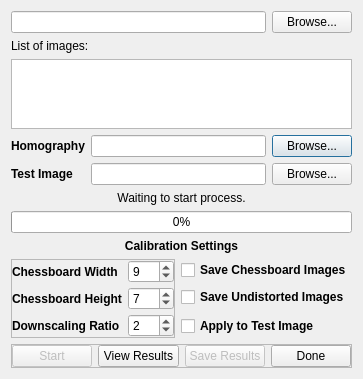
Old version of the form gui/dialogCameraCalibration.ui in the repository Spinarakk/defectmonitor.
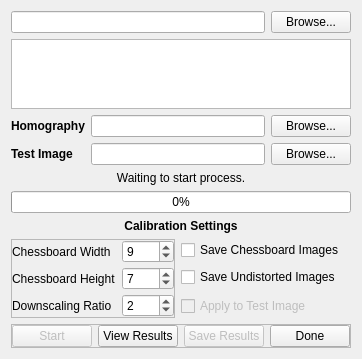
New version of the form. Icons and pictures are not drawn.

```diff
--- a/gui/dialogCameraCalibration.ui
+++ b/gui/dialogCameraCalibration.ui
@@ -6,8 +6,8 @@
    <rect>
     <x>0</x>
     <y>0</y>
-    <width>347</width>
-    <height>369</height>
+    <width>338</width>
+    <height>350</height>
    </rect>
   </property>
   <property name="windowTitle">
@@ -18,115 +18,7 @@
     <normaloff>:/resources/logo.ico</normaloff>:/resources/logo.ico</iconset>
   </property>
   <layout class="QGridLayout" name="gridLayout">
-   <item row="3" column="3">
-    <widget class="QPushButton" name="pushBrowseHI">
-     <property name="sizePolicy">
-      <sizepolicy hsizetype="Fixed" vsizetype="Fixed">
-       <horstretch>0</horstretch>
-       <verstretch>0</verstretch>
-      </sizepolicy>
-     </property>
-     <property name="text">
-      <string>Browse...</string>
-     </property>
-    </widget>
-   </item>
-   <item row="4" column="0">
-    <widget class="QLabel" name="labelTestImage">
-     <property name="font">
-      <font>
-       <weight>75</weight>
-       <bold>true</bold>
-      </font>
-     </property>
-     <property name="toolTip">
-      <string>Select the image to be used to test the calculated calibration results.</string>
-     </property>
-     <property name="text">
-      <string>Test Image</string>
-     </property>
-    </widget>
-   </item>
-   <item row="4" column="3">
-    <widget class="QPushButton" name="pushBrowseTI">
-     <property name="text">
-      <string>Browse...</string>
-     </property>
-    </widget>
-   </item>
-   <item row="5" column="0" colspan="4">
-    <widget class="QLabel" name="labelStatus">
-     <property name="text">
-      <string>Waiting to start process.</string>
-     </property>
-     <property name="alignment">
-      <set>Qt::AlignCenter</set>
-     </property>
-    </widget>
-   </item>
-   <item row="3" column="1" colspan="2">
-    <widget class="QLineEdit" name="lineHomographyImage">
-     <property name="focusPolicy">
-      <enum>Qt::ClickFocus</enum>
-     </property>
-     <property name="readOnly">
-      <bool>true</bool>
-     </property>
-    </widget>
-   </item>
-   <item row="4" column="1" colspan="2">
-    <widget class="QLineEdit" name="lineTestImage">
-     <property name="focusPolicy">
-      <enum>Qt::ClickFocus</enum>
-     </property>
-     <property name="readOnly">
-      <bool>true</bool>
-     </property>
-    </widget>
-   </item>
-   <item row="2" column="0" colspan="4">
-    <widget class="QListWidget" name="listImages"/>
-   </item>
-   <item row="0" column="0" colspan="3">
-    <widget class="QLineEdit" name="lineCalibrationFolder">
-     <property name="focusPolicy">
-      <enum>Qt::ClickFocus</enum>
-     </property>
-     <property name="readOnly">
-      <bool>true</bool>
-     </property>
-    </widget>
-   </item>
-   <item row="0" column="3">
-    <widget class="QPushButton" name="pushBrowseF">
-     <property name="text">
-      <string>Browse...</string>
-     </property>
-    </widget>
-   </item>
-   <item row="3" column="0">
-    <widget class="QLabel" name="labelHomographyImage">
-     <property name="sizePolicy">
-      <sizepolicy hsizetype="Fixed" vsizetype="Preferred">
-       <horstretch>0</horstretch>
-       <verstretch>0</verstretch>
-      </sizepolicy>
-     </property>
-     <property name="font">
-      <font>
-       <weight>75</weight>
-       <bold>true</bold>
-      </font>
-     </property>
-     <property name="toolTip">
-      <string>Select the image to be used to calculate the homography image.</string>
-     </property>
-     <property name="text">
-      <string>Homography</string>
-     </property>
-    </widget>
-   </item>
-   <item row="12" column="0" colspan="4">
+   <item row="11" column="0" colspan="4">
     <widget class="QFrame" name="frameButtons">
      <property name="sizePolicy">
       <sizepolicy hsizetype="Preferred" vsizetype="Fixed">
@@ -190,94 +82,7 @@
      </layout>
     </widget>
    </item>
-   <item row="1" column="0" colspan="4">
-    <widget class="QLabel" name="labelImages">
-     <property name="text">
-      <string>List of images:</string>
-     </property>
-    </widget>
-   </item>
-   <item row="11" column="2" colspan="2">
-    <widget class="QCheckBox" name="checkApply">
-     <property name="font">
-      <font>
-       <weight>75</weight>
-       <bold>true</bold>
-      </font>
-     </property>
-     <property name="toolTip">
-      <string>Check to apply found camera matrix, distortion coefficient and homography matrix processing to the sample image.</string>
-     </property>
-     <property name="text">
-      <string>Apply to Test Image</string>
-     </property>
-    </widget>
-   </item>
-   <item row="10" column="2" colspan="2">
-    <widget class="QCheckBox" name="checkSaveU">
-     <property name="font">
-      <font>
-       <weight>75</weight>
-       <bold>true</bold>
-      </font>
-     </property>
-     <property name="toolTip">
-      <string>Check to save undistorted calibration images to the undistorted folder.</string>
-     </property>
-     <property name="text">
-      <string>Save Undistorted Images</string>
-     </property>
-    </widget>
-   </item>
-   <item row="9" column="2" colspan="2">
-    <widget class="QCheckBox" name="checkSaveC">
-     <property name="font">
-      <font>
-       <weight>75</weight>
-       <bold>true</bold>
-      </font>
-     </property>
-     <property name="toolTip">
-      <string>Check to save drawn chessboard corner calibration images to the corners folder.</string>
-     </property>
-     <property name="text">
-      <string>Save Chessboard Images</string>
-     </property>
-    </widget>
-   </item>
-   <item row="6" column="0" colspan="4">
-    <widget class="QProgressBar" name="progressBar">
-     <property name="value">
-      <number>0</number>
-     </property>
-     <property name="alignment">
-      <set>Qt::AlignCenter</set>
-     </property>
-     <property name="textVisible">
-      <bool>true</bool>
-     </property>
-     <property name="invertedAppearance">
-      <bool>false</bool>
-     </property>
-    </widget>
-   </item>
-   <item row="7" column="0" colspan="4">
-    <widget class="QLabel" name="labelCalibrationSettings">
-     <property name="font">
-      <font>
-       <weight>75</weight>
-       <bold>true</bold>
-      </font>
-     </property>
-     <property name="text">
-      <string>Calibration Settings</string>
-     </property>
-     <property name="alignment">
-      <set>Qt::AlignCenter</set>
-     </property>
-    </widget>
-   </item>
-   <item row="9" column="0" rowspan="3" colspan="2">
+   <item row="8" column="0" rowspan="3" colspan="2">
     <widget class="QFrame" name="frameCalibrationSettings">
      <property name="frameShape">
       <enum>QFrame::StyledPanel</enum>
@@ -305,8 +110,8 @@
        <widget class="QLabel" name="labelWidth">
         <property name="font">
          <font>
-          <weight>75</weight>
-          <bold>true</bold>
+          <weight>50</weight>
+          <bold>false</bold>
          </font>
         </property>
         <property name="toolTip">
@@ -337,8 +142,8 @@
        <widget class="QLabel" name="labelHeight">
         <property name="font">
          <font>
-          <weight>75</weight>
-          <bold>true</bold>
+          <weight>50</weight>
+          <bold>false</bold>
          </font>
         </property>
         <property name="toolTip">
@@ -369,8 +174,8 @@
        <widget class="QLabel" name="labelRatio">
         <property name="font">
          <font>
-          <weight>75</weight>
-          <bold>true</bold>
+          <weight>50</weight>
+          <bold>false</bold>
          </font>
         </property>
         <property name="toolTip">
@@ -400,6 +205,210 @@
      </layout>
     </widget>
    </item>
+   <item row="3" column="0">
+    <widget class="QLabel" name="labelTestImage">
+     <property name="font">
+      <font>
+       <weight>75</weight>
+       <bold>true</bold>
+      </font>
+     </property>
+     <property name="toolTip">
+      <string>Image used to test the calculated calibration results.</string>
+     </property>
+     <property name="text">
+      <string>Test Image</string>
+     </property>
+    </widget>
+   </item>
+   <item row="4" column="0" colspan="4">
+    <widget class="QLabel" name="labelStatus">
+     <property name="text">
+      <string>Waiting to start process.</string>
+     </property>
+     <property name="alignment">
+      <set>Qt::AlignCenter</set>
+     </property>
+    </widget>
+   </item>
+   <item row="2" column="1" colspan="2">
+    <widget class="QLineEdit" name="lineHomographyImage">
+     <property name="focusPolicy">
+      <enum>Qt::ClickFocus</enum>
+     </property>
+     <property name="toolTip">
+      <string>Image used to calculate the homography matrix.</string>
+     </property>
+     <property name="readOnly">
+      <bool>true</bool>
+     </property>
+    </widget>
+   </item>
+   <item row="3" column="3">
+    <widget class="QPushButton" name="pushBrowseTI">
+     <property name="text">
+      <string>Browse...</string>
+     </property>
+    </widget>
+   </item>
+   <item row="2" column="3">
+    <widget class="QPushButton" name="pushBrowseHI">
+     <property name="sizePolicy">
+      <sizepolicy hsizetype="Fixed" vsizetype="Fixed">
+       <horstretch>0</horstretch>
+       <verstretch>0</verstretch>
+      </sizepolicy>
+     </property>
+     <property name="text">
+      <string>Browse...</string>
+     </property>
+    </widget>
+   </item>
+   <item row="3" column="1" colspan="2">
+    <widget class="QLineEdit" name="lineTestImage">
+     <property name="focusPolicy">
+      <enum>Qt::ClickFocus</enum>
+     </property>
+     <property name="toolTip">
+      <string>Image used to test the calculated calibration results.</string>
+     </property>
+     <property name="readOnly">
+      <bool>true</bool>
+     </property>
+    </widget>
+   </item>
+   <item row="8" column="2" colspan="2">
+    <widget class="QCheckBox" name="checkSaveC">
+     <property name="font">
+      <font>
+       <weight>50</weight>
+       <bold>false</bold>
+      </font>
+     </property>
+     <property name="toolTip">
+      <string>Check to save drawn chessboard corner calibration images to the corners folder.</string>
+     </property>
+     <property name="text">
+      <string>Save Chessboard Images</string>
+     </property>
+    </widget>
+   </item>
+   <item row="0" column="0" colspan="3">
+    <widget class="QLineEdit" name="lineCalibrationFolder">
+     <property name="focusPolicy">
+      <enum>Qt::ClickFocus</enum>
+     </property>
+     <property name="toolTip">
+      <string>Folder containing calibration images.</string>
+     </property>
+     <property name="readOnly">
+      <bool>true</bool>
+     </property>
+    </widget>
+   </item>
+   <item row="5" column="0" colspan="4">
+    <widget class="QProgressBar" name="progressBar">
+     <property name="value">
+      <number>0</number>
+     </property>
+     <property name="alignment">
+      <set>Qt::AlignCenter</set>
+     </property>
+     <property name="textVisible">
+      <bool>true</bool>
+     </property>
+     <property name="invertedAppearance">
+      <bool>false</bool>
+     </property>
+    </widget>
+   </item>
+   <item row="9" column="2" colspan="2">
+    <widget class="QCheckBox" name="checkSaveU">
+     <property name="font">
+      <font>
+       <weight>50</weight>
+       <bold>false</bold>
+      </font>
+     </property>
+     <property name="toolTip">
+      <string>Check to save undistorted calibration images to the undistorted folder.</string>
+     </property>
+     <property name="text">
+      <string>Save Undistorted Images</string>
+     </property>
+    </widget>
+   </item>
+   <item row="2" column="0">
+    <widget class="QLabel" name="labelHomographyImage">
+     <property name="sizePolicy">
+      <sizepolicy hsizetype="Fixed" vsizetype="Preferred">
+       <horstretch>0</horstretch>
+       <verstretch>0</verstretch>
+      </sizepolicy>
+     </property>
+     <property name="font">
+      <font>
+       <weight>75</weight>
+       <bold>true</bold>
+      </font>
+     </property>
+     <property name="toolTip">
+      <string>Image used to calculate the homography matrix.</string>
+     </property>
+     <property name="text">
+      <string>Homography</string>
+     </property>
+    </widget>
+   </item>
+   <item row="0" column="3">
+    <widget class="QPushButton" name="pushBrowseF">
+     <property name="text">
+      <string>Browse...</string>
+     </property>
+    </widget>
+   </item>
+   <item row="10" column="2" colspan="2">
+    <widget class="QCheckBox" name="checkApply">
+     <property name="enabled">
+      <bool>false</bool>
+     </property>
+     <property name="font">
+      <font>
+       <weight>50</weight>
+       <bold>false</bold>
+      </font>
+     </property>
+     <property name="toolTip">
+      <string>Check to test calculated calibration results on the selected test image.</string>
+     </property>
+     <property name="text">
+      <string>Apply to Test Image</string>
+     </property>
+    </widget>
+   </item>
+   <item row="1" column="0" colspan="4">
+    <widget class="QListWidget" name="listImages">
+     <property name="toolTip">
+      <string>List of calibration images found in the above folder.</string>
+     </property>
+    </widget>
+   </item>
+   <item row="6" column="0" colspan="4">
+    <widget class="QLabel" name="labelCalibrationSettings">
+     <property name="font">
+      <font>
+       <weight>75</weight>
+       <bold>true</bold>
+      </font>
+     </property>
+     <property name="text">
+      <string>Calibration Settings</string>
+     </property>
+     <property name="alignment">
+      <set>Qt::AlignCenter</set>
+     </property>
+    </widget>
+   </item>
   </layout>
  </widget>
  <tabstops>
```
Left out of the diff: 19 changed lines with no effect on the pictures.
